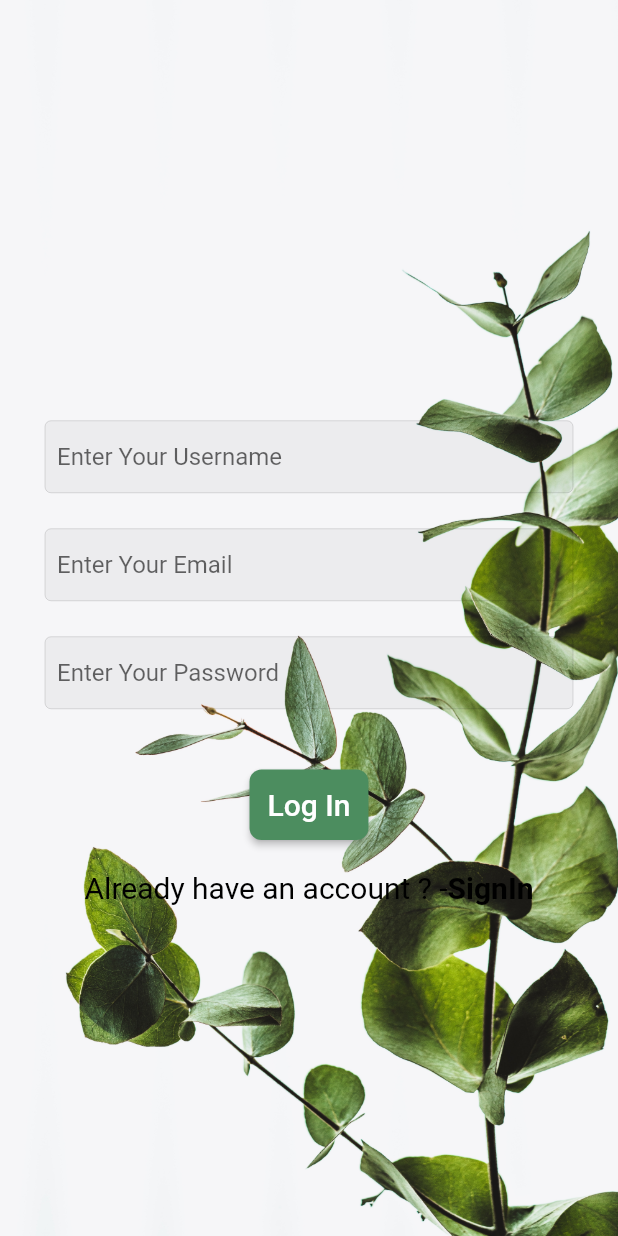
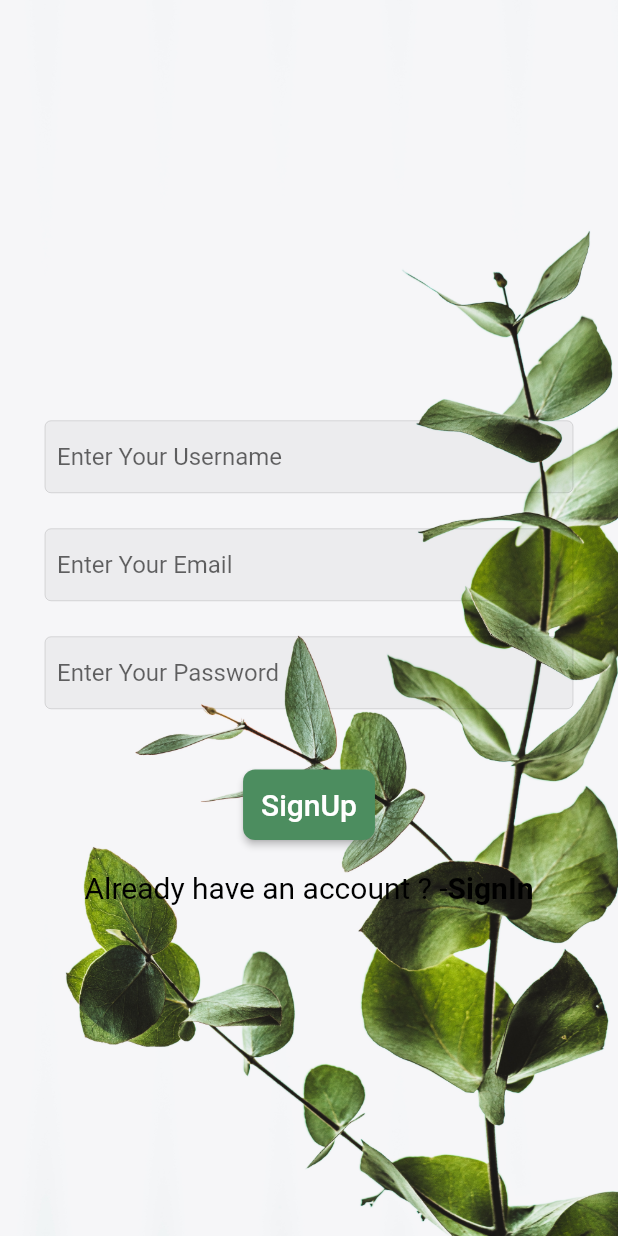
Before and after one commit to alaaRashed2001/flower, a Flutter app: the SignUpScreen screen opened directly, on a phone screen of 412 x 824 dp. Run offline on Flutter 3.47's test engine with Material 2 defaults, Android fonts, the phone set to English and light mode, and no system bars.

Commit message:
Sorry , rename title button SignUp

```diff
--- a/lib/views/screens/signup_screen.dart
+++ b/lib/views/screens/signup_screen.dart
@@ -55,7 +55,7 @@ class SignUpScreen extends StatelessWidget {
                       height: 40,
                     ),
                     MyButton(
-                      title: 'Log In',
+                      title: 'SignUp',
                       backgroundColor: green,
                     ),
                     SizedBox(
```
